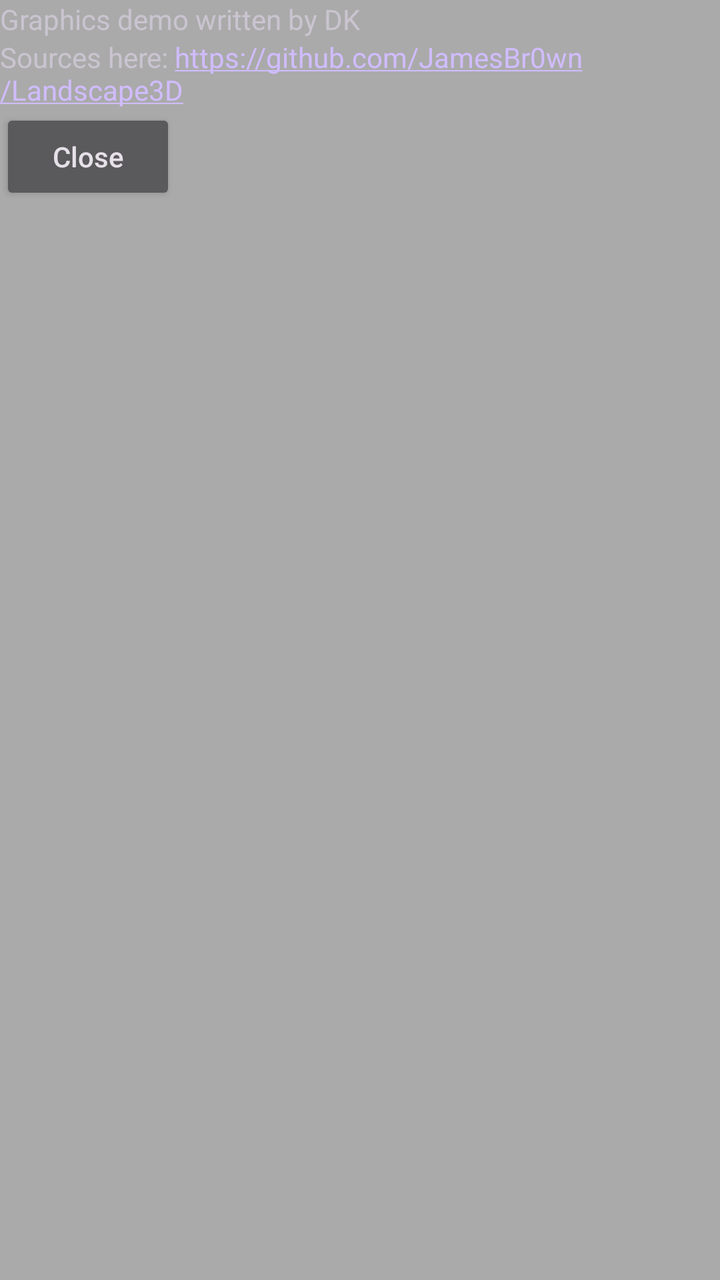
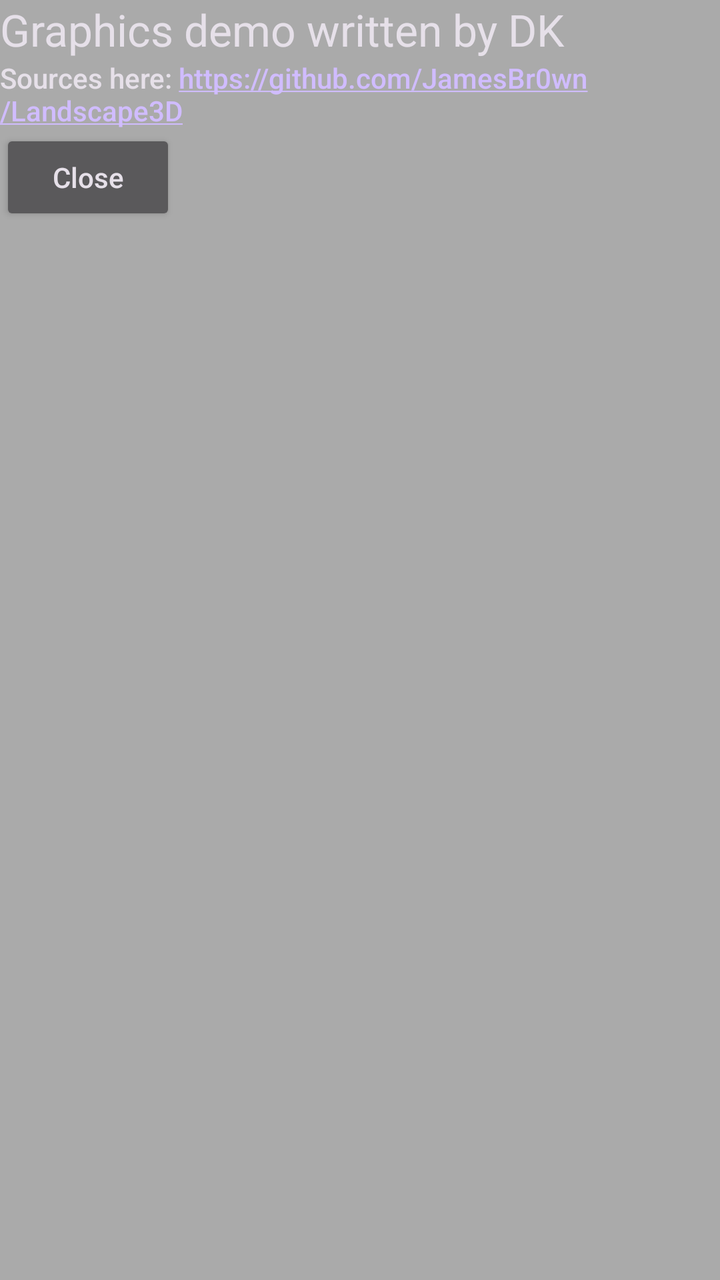

Screens rendered from an Android XML layout before and after an edit, with the pre-edit source and the edit as a unified diff.
<!-- AndroidManifest.xml: application theme Theme.Landscape3D -->
<!-- res/layout/aboutpopup.xml -->
<?xml version="1.0" encoding="utf-8"?>
<RelativeLayout xmlns:android="http://schemas.android.com/apk/res/android"
    android:id="@+id/about_popup_layout"
    android:layout_width="match_parent"
    android:layout_height="match_parent"
    android:layout_alignParentStart="true"
    android:layout_alignParentTop="true"
    android:background="@android:color/darker_gray">

    <LinearLayout
        android:layout_width="wrap_content"
        android:layout_height="wrap_content"
        android:orientation="vertical">

        <TextView
            android:id="@+id/about_popup_textView"
            android:layout_width="wrap_content"
            android:layout_height="wrap_content"
            android:text="@string/about_popup_txt" />

        <TextView
            android:id="@+id/about_popup_sources"
            android:layout_width="wrap_content"
            android:layout_height="wrap_content"
            android:autoLink="web"
            android:text="@string/about_popup_sources" />

        <Button
            android:id="@+id/about_popup_close_btn"
            android:layout_width="wrap_content"
            android:layout_height="wrap_content"
            android:text="@string/about_popup_close_btn"
            android:textAllCaps="false" />
    </LinearLayout>
</RelativeLayout>
<!-- resources referenced by this layout -->
<resources>
  <string name="about_popup_close_btn">Close</string>
  <string name="about_popup_sources">Sources here: https://github.com/JamesBr0wn/Landscape3D</string>
  <string name="about_popup_txt">Graphics demo written by DK</string>
  <style name="Theme.Landscape3D" parent="Base.Theme.Landscape3D" />
  <style name="Base.Theme.Landscape3D" parent="Theme.Material3.Dark.NoActionBar">
          
          
          
          
          
          
      </style>
</resources>

<!-- the commit's change to res/layout/aboutpopup.xml (unified diff, before → after) -->
@@ -16,14 +16,16 @@
             android:id="@+id/about_popup_textView"
             android:layout_width="wrap_content"
             android:layout_height="wrap_content"
-            android:text="@string/about_popup_txt" />
+            android:text="@string/about_popup_txt"
+            android:textAppearance="@style/TextAppearance.AppCompat.Large" />
 
         <TextView
             android:id="@+id/about_popup_sources"
             android:layout_width="wrap_content"
             android:layout_height="wrap_content"
             android:autoLink="web"
-            android:text="@string/about_popup_sources" />
+            android:text="@string/about_popup_sources"
+            android:textAppearance="@style/TextAppearance.AppCompat.Body2" />
 
         <Button
             android:id="@+id/about_popup_close_btn"
